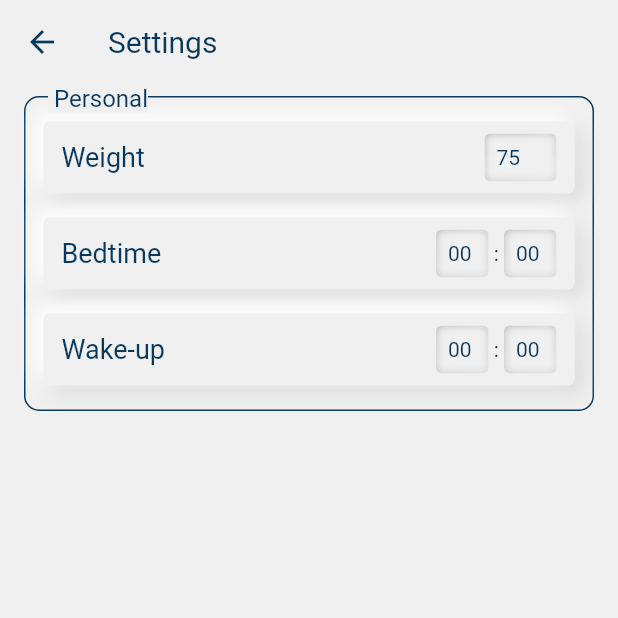
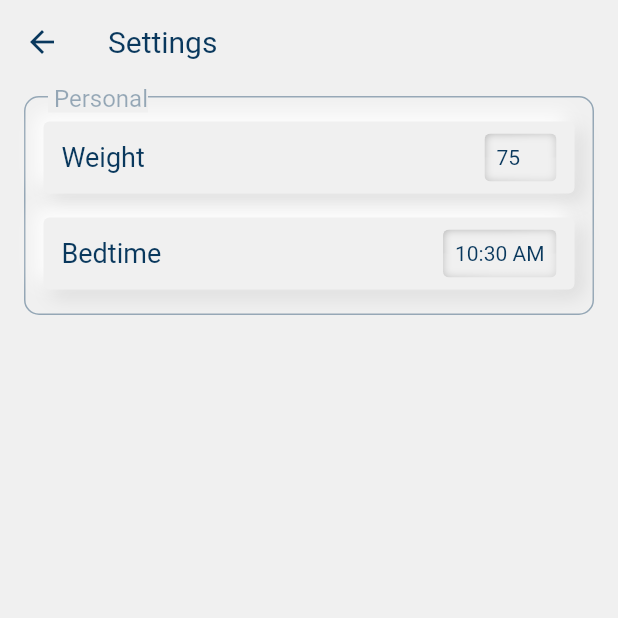
Before and after one commit to tammawanmufti/hydration, a Flutter app: the screen it shows after launch, after a tap on the "settings" icon, on a phone screen of 412 x 824 dp, the top half of it. Run offline on Flutter 3.47's test engine with Material 2 defaults, Android fonts, the phone set to English and light mode, and no system bars; our stand-ins replace bloc, equatable, flutter_bloc, flutter_svg, get, get_it.

Commit message:
add time picker

```diff
--- /dev/null
+++ b/lib/core/widgets/custom/wave/fill.dart
@@ -0,0 +1,153 @@
+import 'package:flutter/material.dart';
+
+import 'wave.dart';
+
+class LiquidLinearProgressIndicator extends ProgressIndicator {
+  ///The width of the border, if this is set [borderColor] must also be set.
+  final double? borderWidth;
+
+  ///The color of the border, if this is set [borderWidth] must also be set.
+  final Color? borderColor;
+
+  ///The radius of the border.
+  final double? borderRadius;
+
+  ///The widget to show in the center of the progress indicator.
+  final Widget? center;
+
+  ///The direction the liquid travels.
+  final Axis direction;
+
+  LiquidLinearProgressIndicator({
+    Key? key,
+    double value = 0.5,
+    Color? backgroundColor,
+    Animation<Color>? valueColor,
+    this.borderWidth,
+    this.borderColor,
+    this.borderRadius,
+    this.center,
+    this.direction = Axis.horizontal,
+  }) : super(
+          key: key,
+          value: value,
+          backgroundColor: backgroundColor,
+          valueColor: valueColor,
+        ) {
+    if (borderWidth != null && borderColor == null || borderColor != null && borderWidth == null) {
+      throw ArgumentError("borderWidth and borderColor should both be set.");
+    }
+  }
+
+  Color _getBackgroundColor(BuildContext context) => backgroundColor ?? Theme.of(context).backgroundColor;
+
+  Color _getValueColor(BuildContext context) => valueColor?.value ?? Theme.of(context).accentColor;
+
+  @override
+  State<StatefulWidget> createState() => _LiquidLinearProgressIndicatorState();
+}
+
+class _LiquidLinearProgressIndicatorState extends State<LiquidLinearProgressIndicator> {
+  @override
+  Widget build(BuildContext context) {
+    return ClipPath(
+      clipper: _LinearClipper(
+        radius: widget.borderRadius,
+      ),
+      child: CustomPaint(
+        painter: _LinearPainter(
+          color: widget._getBackgroundColor(context),
+          radius: widget.borderRadius ?? 0,
+        ),
+        foregroundPainter: _LinearBorderPainter(
+          color: widget.borderColor ?? Colors.black,
+          width: widget.borderWidth ?? 0,
+          radius: widget.borderRadius ?? 0,
+        ),
+        child: Stack(
+          children: <Widget>[
+            Wave(
+              value: widget.value,
+              color: widget._getValueColor(context),
+              direction: widget.direction,
+            ),
+            if (widget.center != null) Center(child: widget.center),
+          ],
+        ),
+      ),
+    );
+  }
+}
+
+class _LinearPainter extends CustomPainter {
+  final Color color;
+  final double radius;
+
+  _LinearPainter({required this.color, required this.radius});
+
+  @override
+  void paint(Canvas canvas, Size size) {
+    final paint = Paint()..color = color;
+    canvas.drawRRect(
+        RRect.fromRectAndRadius(
+          Rect.fromLTWH(0, 0, size.width, size.height),
+          Radius.circular(radius),
+        ),
+        paint);
+  }
+
+  @override
+  bool shouldRepaint(_LinearPainter oldDelegate) => color != oldDelegate.color;
+}
+
+class _LinearBorderPainter extends CustomPainter {
+  final Color color;
+  final double width;
+  final double radius;
+
+  _LinearBorderPainter({
+    required this.color,
+    required this.width,
+    required this.radius,
+  });
+
+  @override
+  void paint(Canvas canvas, Size size) {
+    final paint = Paint()
+      ..color = color
+      ..style = PaintingStyle.stroke
+      ..strokeWidth = width;
+    final alteredRadius = radius;
+    canvas.drawRRect(
+        RRect.fromRectAndRadius(
+          Rect.fromLTWH(width / 2, width / 2, size.width - width, size.height - width),
+          Radius.circular(alteredRadius - width),
+        ),
+        paint);
+  }
+
+  @override
+  bool shouldRepaint(_LinearBorderPainter oldDelegate) =>
+      color != oldDelegate.color || width != oldDelegate.width || radius != oldDelegate.radius;
+}
+
+class _LinearClipper extends CustomClipper<Path> {
+  final double? radius;
+
+  _LinearClipper({required this.radius});
+
+  @override
+  Path getClip(Size size) {
+    final path = Path()
+      ..addRRect(
+        RRect.fromRectAndRadius(
+          Rect.fromLTWH(0, 0, size.width, size.height),
+          Radius.circular(radius ?? 0),
+        ),
+      );
+    return path;
+  }
+
+  @override
+  bool shouldReclip(CustomClipper<Path> oldClipper) => false;
+}
--- /dev/null
+++ b/lib/core/widgets/custom/wave/wave.dart
@@ -0,0 +1,138 @@
+import 'dart:math' as math;
+
+import 'package:flutter/material.dart';
+import 'package:hydration/core/constants/constants.dart';
+
+class Wave extends StatefulWidget {
+  final double? value;
+  final Color color;
+  final Axis direction;
+
+  const Wave({
+    Key? key,
+    required this.value,
+    required this.color,
+    required this.direction,
+  }) : super(key: key);
+
+  @override
+  _WaveState createState() => _WaveState();
+}
+
+class _WaveState extends State<Wave> with SingleTickerProviderStateMixin {
+  late AnimationController _animationController;
+
+  @override
+  void initState() {
+    super.initState();
+
+    _animationController = AnimationController(
+      vsync: this,
+      duration: const Duration(seconds: 2),
+    );
+    _animationController.repeat();
+  }
+
+  @override
+  void dispose() {
+    _animationController.dispose();
+    super.dispose();
+  }
+
+  @override
+  Widget build(BuildContext context) {
+    return AnimatedBuilder(
+      animation: CurvedAnimation(
+        parent: _animationController,
+        curve: Curves.easeInOut,
+      ),
+      builder: (context, child) {
+        return Stack(
+          children: [
+            ClipPath(
+              child: Container(
+                color: widget.color.withOpacity(0.3),
+              ),
+              clipper: _WaveClipper(
+                animationValue: _animationController.value,
+                value: widget.value,
+                direction: widget.direction,
+              ),
+            ),
+            Transform.translate(
+              offset: const Offset(0, 10),
+              child: Transform.scale(
+                scale: 1 + (20 / Dimens.height),
+                child: ClipPath(
+                  child: Container(
+                    color: widget.color.withOpacity(0.5),
+                  ),
+                  clipper: _WaveClipper(
+                    animationValue: -_animationController.value,
+                    value: widget.value,
+                    direction: widget.direction,
+                  ),
+                ),
+              ),
+            ),
+          ],
+        );
+      },
+    );
+  }
+}
+
+class _WaveClipper extends CustomClipper<Path> {
+  final double animationValue;
+  final double? value;
+  final Axis direction;
+
+  _WaveClipper({
+    required this.animationValue,
+    required this.value,
+    required this.direction,
+  });
+
+  @override
+  Path getClip(Size size) {
+    if (direction == Axis.horizontal) {
+      Path path = Path()
+        ..addPolygon(_generateHorizontalWavePath(size), false)
+        ..lineTo(0.0, size.height)
+        ..lineTo(0.0, 0.0)
+        ..close();
+      return path;
+    }
+
+    Path path = Path()
+      ..addPolygon(_generateVerticalWavePath(size), false)
+      ..lineTo(size.width, size.height)
+      ..lineTo(0.0, size.height)
+      ..close();
+    return path;
+  }
+
+  List<Offset> _generateHorizontalWavePath(Size size) {
+    final waveList = <Offset>[];
+    for (int i = -2; i <= size.height.toInt() + 2; i++) {
+      final waveHeight = (size.width / 20);
+      final dx = math.sin((animationValue * 360 - i) % 360 * (math.pi / 180)) * waveHeight + (size.width * value!);
+      waveList.add(Offset(dx, i.toDouble()));
+    }
+    return waveList;
+  }
+
+  List<Offset> _generateVerticalWavePath(Size size) {
+    final waveList = <Offset>[];
+    for (int i = -2; i <= size.width.toInt() + 2; i++) {
+      final waveHeight = (size.height / 50);
+      final dy = math.sin((animationValue * 360 - i) % 360 * (math.pi / 180)) * waveHeight +
+          (size.height - (size.height * value!));
+      waveList.add(Offset(i.toDouble(), dy));
+    }
+    return waveList;
+  }
+
+  @override
+  bool shouldReclip(_WaveClipper oldClipper) => animationValue != oldClipper.animationValue;
+}
--- a/lib/core/widgets/input/dropdown_input.dart
+++ b/lib/core/widgets/input/dropdown_input.dart
@@ -5,7 +5,9 @@ import 'package:hydration/core/themes/extensions.dart';
 
 class DropDownInput extends StatefulWidget {
   final double? width;
-  const DropDownInput({Key? key, this.width}) : super(key: key);
+  final String value;
+
+  const DropDownInput({Key? key, this.width, required this.value}) : super(key: key);
 
   @override
   _NumberInputState createState() => _NumberInputState();
@@ -25,20 +27,17 @@ class _NumberInputState extends State<DropDownInput> {
             borderRadius: BorderRadius.circular(Dimens.atom),
           ),
         ),
-      child: Row(
-        mainAxisSize: MainAxisSize.min,
-        crossAxisAlignment: CrossAxisAlignment.end,
-        children: [
-          Flexible(
-              child: Text(
-            '00',
-            style: TextStyle(
-              fontSize: 14,
-              color: context.primaryColor,
+        child: DropdownButton<String>(
+          iconSize: 0,
+          underline: Container(),
+          onChanged: (value) {},
+          items: List.generate(
+            16,
+            (index) => DropdownMenuItem(
+              value: index.toString(),
+              child: Text('$index'),
             ),
-          )),
-        ],
-      ),
-    );
+          ).toList(),
+        ));
   }
 }
--- a/lib/core/widgets/input/time_input.dart
+++ b/lib/core/widgets/input/time_input.dart
@@ -1,25 +1,65 @@
+import 'package:flutter/foundation.dart';
 import 'package:flutter/material.dart';
-import 'package:hydration/core/widgets/input/dropdown_input.dart';
+import 'package:hydration/core/constants/decoration/concave_decoration.dart';
+import 'package:hydration/core/constants/dimens.dart';
+import 'package:hydration/core/themes/extensions.dart';
 
 class TimeInput extends StatefulWidget {
-  const TimeInput({Key? key}) : super(key: key);
+  final TimeOfDay initialTime;
+  final ValueChanged<TimeOfDay?> onChanged;
+  const TimeInput({Key? key, required this.onChanged, required this.initialTime}) : super(key: key);
 
   @override
   State<TimeInput> createState() => _TimeInputState();
 }
 
 class _TimeInputState extends State<TimeInput> {
+  late ValueNotifier<TimeOfDay?> time;
+
+  @override
+  void initState() {
+    time = ValueNotifier<TimeOfDay?>(widget.initialTime);
+    super.initState();
+  }
+
+  @override
+  void dispose() {
+    time.dispose();
+    super.dispose();
+  }
+
   @override
   Widget build(BuildContext context) {
-    return SizedBox(
-      child: Row(
-        mainAxisAlignment: MainAxisAlignment.end,
-        children: [
-          DropDownInput(width: 35),
-          Text(" : "),
-          DropDownInput(width: 35),
-        ],
-      ),
+    return GestureDetector(
+      onTap: () async {
+        final result = await showTimePicker(
+          context: context,
+          initialTime: TimeOfDay.now(),
+        );
+        time.value = result;
+        widget.onChanged(result);
+      },
+      child: Container(
+          padding: const EdgeInsets.all(Dimens.tiny),
+          decoration: ConceaveDecoration(
+            depression: 3,
+            colors: context.sunkenColors,
+            shape: RoundedRectangleBorder(
+              borderRadius: BorderRadius.circular(Dimens.atom),
+            ),
+          ),
+          child: ValueListenableBuilder<TimeOfDay?>(
+            valueListenable: time,
+            builder: (context, value, child) {
+              return Text(
+                value?.format(context) ?? "--:--",
+                style: TextStyle(
+                  fontSize: 14,
+                  color: context.primaryColor,
+                ),
+              );
+            },
+          )),
     );
   }
 }
--- a/lib/feature/dashboard/presentation/widgets/dashboard_interface.dart
+++ b/lib/feature/dashboard/presentation/widgets/dashboard_interface.dart
@@ -28,7 +28,7 @@ class DashboardInterface extends StatelessWidget {
                         '${state.hydrationTotal} ml',
                         style: const TextStyle(
                           color: AppColors.primary,
-                          fontSize: Dimens.ultraLarge,
+                          fontSize: Dimens.superLarge,
 
                           fontWeight: FontWeight.bold,
                         ),
--- a/lib/feature/dashboard/presentation/widgets/water_fill.dart
+++ b/lib/feature/dashboard/presentation/widgets/water_fill.dart
@@ -1,7 +1,6 @@
 import 'package:flutter/material.dart';
 import 'package:flutter_bloc/flutter_bloc.dart';
-import 'package:hydration/core/constants/colors.dart';
-import 'package:hydration/core/constants/constants.dart';
+import 'package:hydration/core/widgets/custom/wave/fill.dart';
 import 'package:hydration/feature/dashboard/bloc/dashboard_bloc.dart';
 
 class WaterFill extends StatelessWidget {
@@ -13,13 +12,24 @@ class WaterFill extends StatelessWidget {
       alignment: Alignment.bottomCenter,
       child: BlocBuilder<DashboardBloc, DashboardState>(
         builder: (context, state) {
-          return AnimatedContainer(
-            curve: Curves.easeInOut,
-            width: Dimens.width,
-            height: Dimens.height * state.percentage,
-            color: AppColors.secondary,
-            duration: const Duration(milliseconds: 500),
+          return TweenAnimationBuilder(
+              tween: Tween<double>(begin: 0, end: state.percentage),
+              curve: Curves.easeInOut,
+              duration: const Duration(milliseconds: 700),
+              builder: (context, double value, child) {
+                return LiquidLinearProgressIndicator(
+                  direction: Axis.vertical,
+                  value: value,
           );
+              });
+
+          // return AnimatedContainer(
+          //   curve: Curves.easeInOut,
+          //   width: Dimens.width,
+          //   height: Dimens.height * state.percentage,
+          //   color: AppColors.secondary,
+          //   duration: const Duration(milliseconds: 500),
+          // );
         },
       ),
     );
--- a/lib/feature/settings/presentation/widgets/physical_section.dart
+++ b/lib/feature/settings/presentation/widgets/physical_section.dart
@@ -21,8 +21,15 @@ class PhysicalSection extends StatelessWidget {
             onChanged: (value) {},
           ),
         ),
-        const SettingItem(title: 'Bedtime', action: TimeInput()),
-        const SettingItem(title: 'Wake-up', action: TimeInput()),
+        SettingItem(
+            title: 'Bedtime',
+            action: TimeInput(
+              onChanged: (value) {
+                print(value);
+              },
+              initialTime: TimeOfDay.now(),
+            )),
+        // SettingItem(title: 'Wake-up', action: TimeInput()),
       ],
     );
   }
--- a/lib/feature/settings/presentation/widgets/section.dart
+++ b/lib/feature/settings/presentation/widgets/section.dart
@@ -22,7 +22,7 @@ class Section extends StatelessWidget {
           ),
           width: double.infinity,
           decoration: BoxDecoration(
-              border: Border.all(width: 1, color: context.primaryColor),
+              border: Border.all(width: 1, color: context.primaryColor.withOpacity(.4)),
               borderRadius: BorderRadius.circular(Dimens.largeTiny)),
           child: Padding(
             padding: const EdgeInsets.symmetric(vertical: Dimens.tiny),
@@ -46,7 +46,7 @@ class Section extends StatelessWidget {
           child: Text(
             ' $title ',
             style: TextStyle(
-              color: context.primaryColor,
+              color: context.primaryColor.withOpacity(.4),
               backgroundColor: context.backgroundColor,
               fontSize: Dimens.medium,
             ),
--- a/pubspec.yaml
+++ b/pubspec.yaml
@@ -36,6 +36,7 @@ dependencies:
   flutter_svg: ^1.0.0
   get: ^4.6.1
   get_it: ^7.2.0
+  liquid_progress_indicator: ^0.4.0
 
 dev_dependencies:
   flutter_lints: ^1.0.0
```
Also changed, not shown: pubspec.lock. Lines whose indentation alone changed are shown as unchanged.
